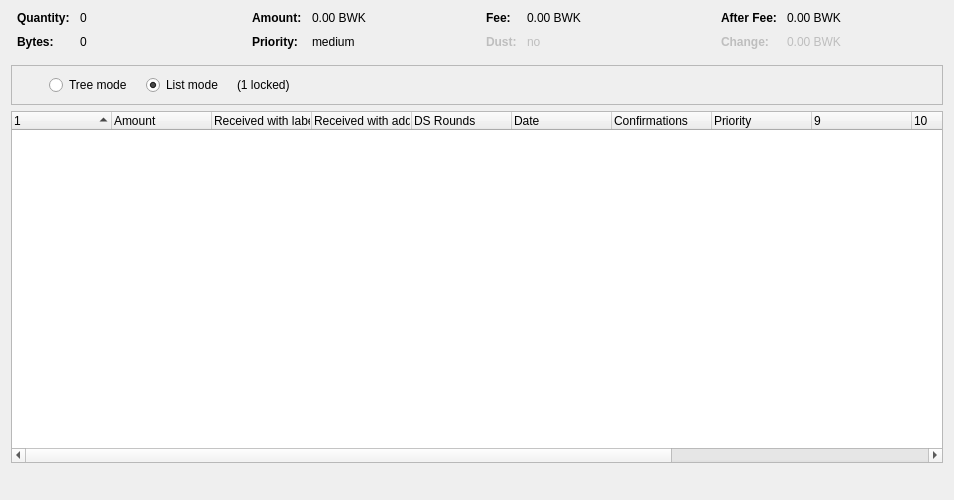
meiskam/Bulwark, file src/qt/forms/coincontroldialog.ui: the form before one commit.
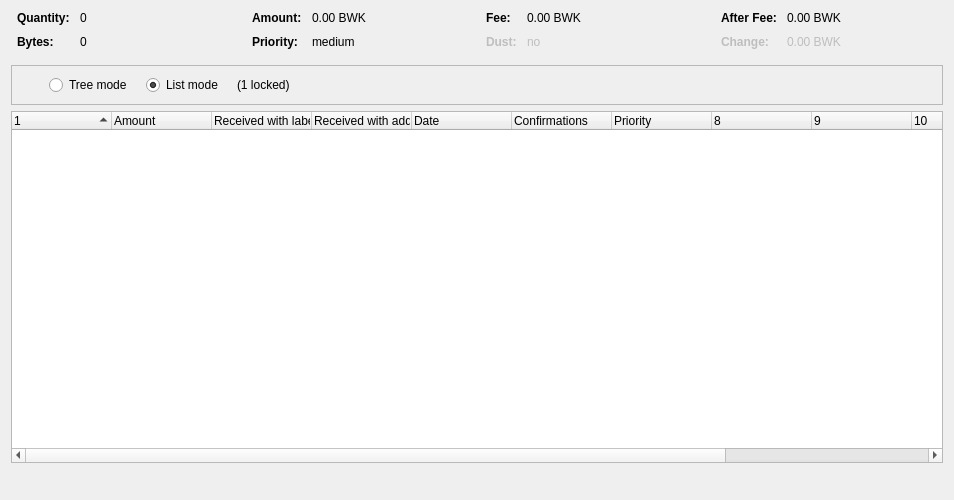
The form after the commit. Custom widgets are drawn as their Qt base class.

Patch:
```diff
--- a/src/qt/forms/coincontroldialog.ui
+++ b/src/qt/forms/coincontroldialog.ui
@@ -447,7 +447,7 @@
       <bool>false</bool>
      </property>
      <property name="columnCount">
-      <number>13</number>
+      <number>12</number>
      </property>
      <attribute name="headerShowSortIndicator" stdset="0">
       <bool>true</bool>
@@ -475,11 +475,6 @@
        <string>Received with address</string>
       </property>
      </column>
-     <column>
-      <property name="text">
-       <string>DS Rounds</string>
-      </property>
-     </column>
      <column>
       <property name="text">
        <string>Date</string>
```
